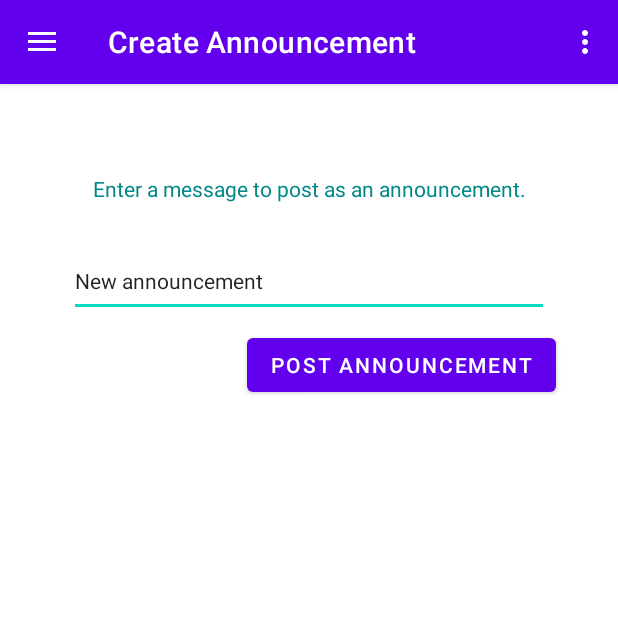
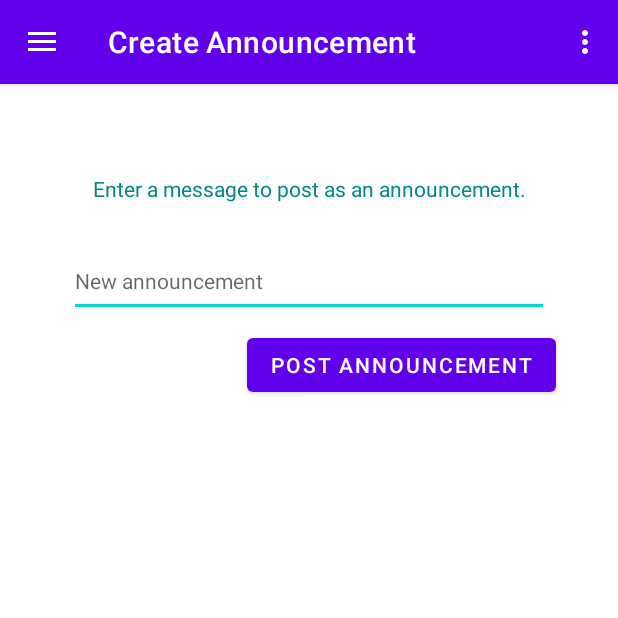
Before and after one commit to vincent-vw/CSCB07-Project, an Android app: the screen it shows after launch (MainActivity), in the side drawer, after a tap on "Create Announcement", on a phone screen of 412 x 824 dp, the top half of it. Run offline under Robolectric (Android 15) with nearby library versions, the light colour scheme and no system bars; our stand-ins replace Firebase (no records; nobody signed in at launch, a user with empty details on screens opened directly), navigation-ui.

Commit message:
Edited text box

```diff
--- a/Application/app/src/main/res/layout/fragment_create_announcement.xml
+++ b/Application/app/src/main/res/layout/fragment_create_announcement.xml
@@ -11,11 +11,11 @@
         android:layout_height="wrap_content"
         android:layout_marginTop="28dp"
         android:ems="20"
+        android:hint="New announcement"
         android:inputType="text"
+        android:minHeight="48dp"
         android:onClick="onClickPostAnnouncement"
-        android:text="New announcement"
         android:textSize="14sp"
-        android:minHeight="48dp"
         app:layout_constraintEnd_toEndOf="parent"
         app:layout_constraintHorizontal_bias="0.497"
         app:layout_constraintStart_toStartOf="parent"
```
